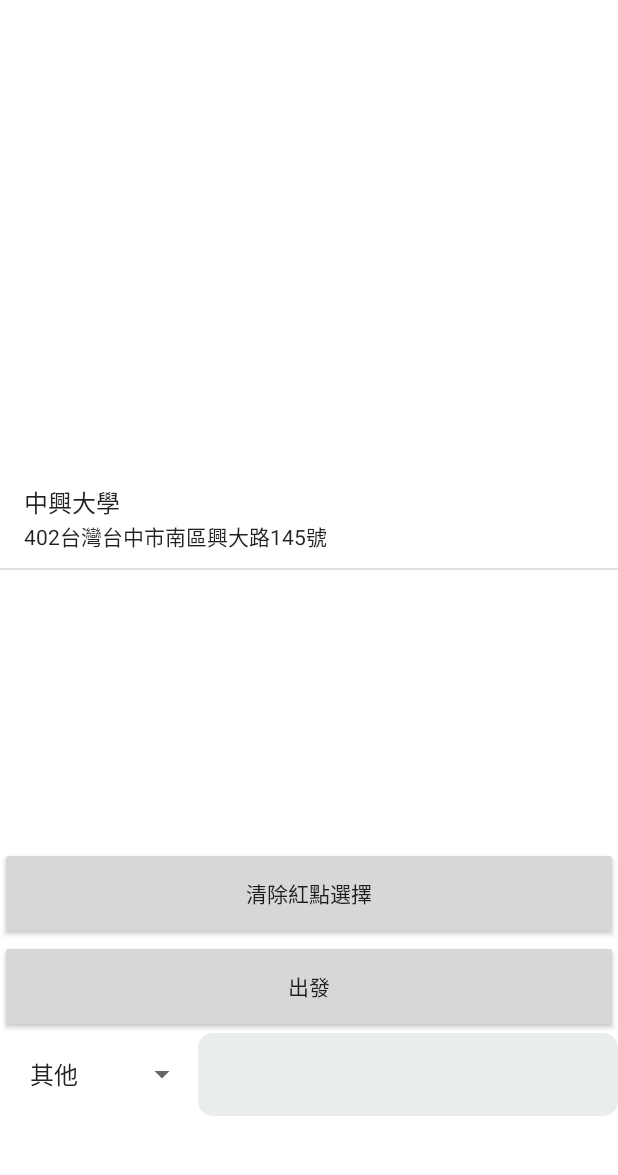
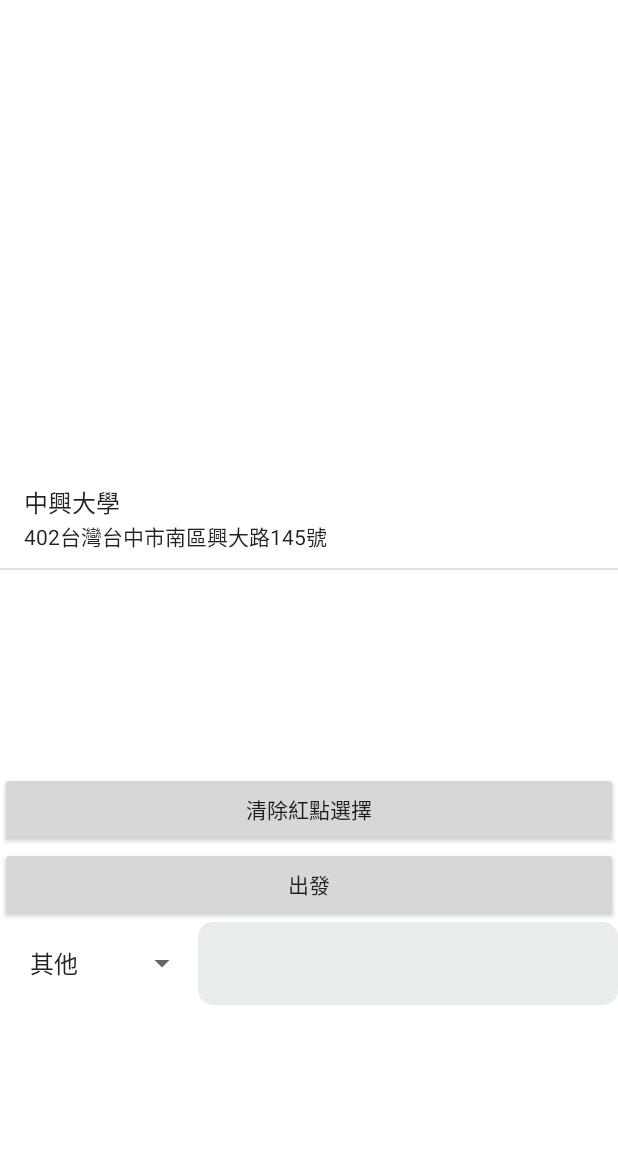
Before and after one commit to radseg/LocationGPS-Key-Alert, an Android app: the screen it shows after launch (MapsActivity), on a phone screen of 412 x 824 dp, the part 53-1228 px from its top. Run offline under Robolectric (Android 15) with nearby library versions, the phone set to English and light mode, and no system bars.

Commit message:
1.增加地圖的長按標點事件 2.變更主畫面Layout的長度 3.更改APP的名字

```diff
--- a/app/src/main/res/layout/gps_main.xml
+++ b/app/src/main/res/layout/gps_main.xml
@@ -9,7 +9,7 @@
     <Button
         android:id="@+id/btn_listview_clear"
         android:layout_width="match_parent"
-        android:layout_height="62dp"
+        android:layout_height="50dp"
         android:color="#C0392B"
         android:text="@string/clear"
         app:layout_constraintEnd_toEndOf="parent"
@@ -19,7 +19,7 @@
     <Button
         android:id="@+id/btn_listview_go"
         android:layout_width="match_parent"
-        android:layout_height="62dp"
+        android:layout_height="50dp"
         android:color="#C0392B"
         android:text="@string/go"
         app:layout_constraintEnd_toEndOf="parent"
@@ -30,7 +30,7 @@
     <ListView
         android:id="@+id/lv_address"
         android:layout_width="match_parent"
-        android:layout_height="250dp"
+        android:layout_height="200dp"
         app:layout_constraintEnd_toEndOf="parent"
         app:layout_constraintStart_toStartOf="parent"
         app:layout_constraintTop_toBottomOf="@+id/gps_map" />
--- a/app/src/main/res/values/strings.xml
+++ b/app/src/main/res/values/strings.xml
@@ -1,6 +1,6 @@
 <resources>
     <string name="app_name">LocationGPS</string>
-    <string name="title_activity_maps">MapsActivity</string>
+    <string name="title_activity_maps">KeyAlert</string>
     <string name="clear">清除紅點選擇</string>
     <string name="go">出發</string>
 </resources>
```
Also changed, not shown: app/src/main/java/com/example/locationgps/MapsActivity.java (+27 -0 lines).
